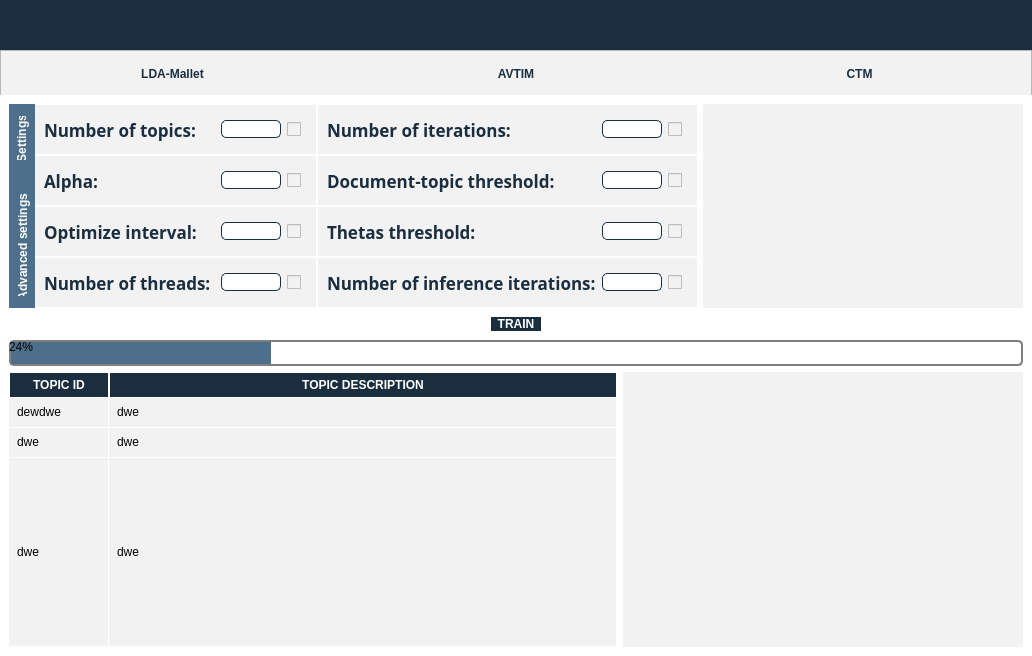
IntelCompH2020/topicmodeler, file src/gui/uis/train_window.ui: the form before one commit.
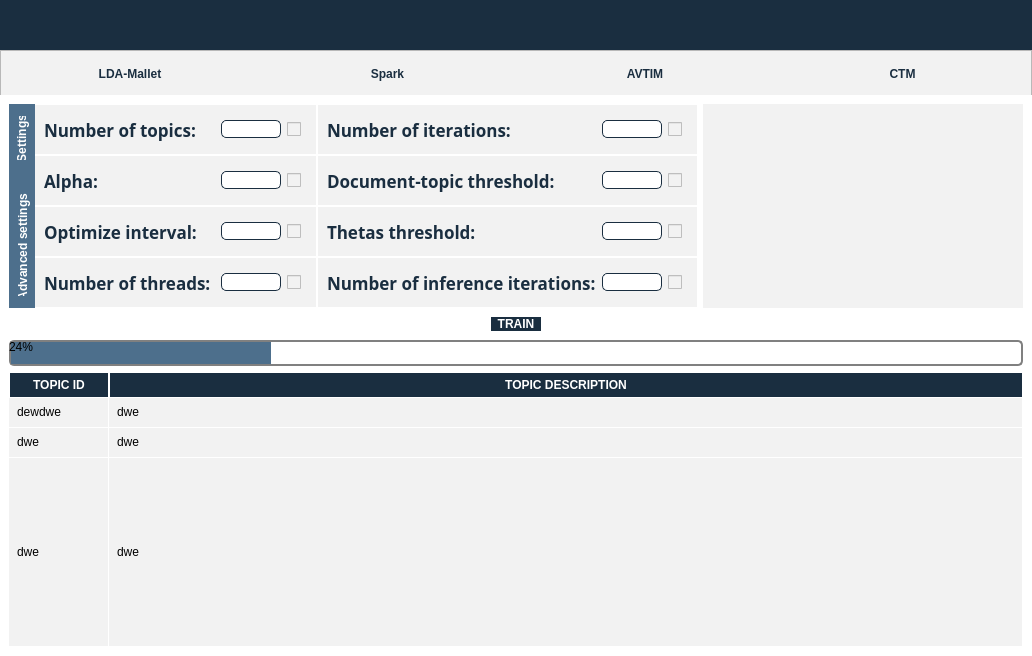
The form after the commit.

Commit message: Fix problems deleting trset and updated training ui.

What changed in the file:
```diff
--- a/src/gui/uis/train_window.ui
+++ b/src/gui/uis/train_window.ui
@@ -441,6 +441,55 @@
               </property>
              </widget>
             </item>
+            <item>
+             <widget class="QPushButton" name="train_button_4">
+              <property name="minimumSize">
+               <size>
+                <width>0</width>
+                <height>45</height>
+               </size>
+              </property>
+              <property name="maximumSize">
+               <size>
+                <width>16777215</width>
+                <height>45</height>
+               </size>
+              </property>
+              <property name="styleSheet">
+               <string notr="true">QPushButton {	
+	background-image: ICON_REPLACE;
+	background-position: left center;
+     background-repeat: no-repeat;
+	border: none;
+	background-color: #F2F2F2;
+	text-align: center;
+	padding-left: 0px;
+	font: 87 13pt &quot;Avenir&quot;;
+	font-weight: bold;
+	color: #1A2E40;
+}
+
+QPushButton[Active=true] {
+	background-image: ICON_REPLACE;
+	background-position: left center;
+	background-repeat: no-repeat;
+	border-bottom: 4px solid #4D6F8C;
+     background-color: #F2F2F2;
+	text-align: center;
+	padding-left: 0px;
+}
+
+QPushButton:pressed {
+	border-bottom: 4px solid #4D6F8C;
+     background-color: #F2F2F2;
+}
+</string>
+              </property>
+              <property name="text">
+               <string>Spark</string>
+              </property>
+             </widget>
+            </item>
             <item>
              <widget class="QPushButton" name="train_button_2">
               <property name="minimumSize">
@@ -1876,52 +1925,6 @@
                         </item>
                        </widget>
                       </item>
-                      <item>
-                       <widget class="QWidget" name="plot_pylavisLDA" native="true">
-                        <property name="sizePolicy">
-                         <sizepolicy hsizetype="Preferred" vsizetype="Preferred">
-                          <horstretch>0</horstretch>
-                          <verstretch>0</verstretch>
-                         </sizepolicy>
-                        </property>
-                        <property name="minimumSize">
-                         <size>
-                          <width>400</width>
-                          <height>0</height>
-                         </size>
-                        </property>
-                        <property name="styleSheet">
-                         <string notr="true">QWidget {
-	background-color: #F2F2F2;
- 
-}</string>
-                        </property>
-                        <layout class="QVBoxLayout" name="verticalLayout_59">
-                         <property name="spacing">
-                          <number>0</number>
-                         </property>
-                         <property name="leftMargin">
-                          <number>0</number>
-                         </property>
-                         <property name="topMargin">
-                          <number>0</number>
-                         </property>
-                         <property name="rightMargin">
-                          <number>0</number>
-                         </property>
-                         <property name="bottomMargin">
-                          <number>0</number>
-                         </property>
-                         <item>
-                          <layout class="QVBoxLayout" name="layout_plot_pyldavisLDA">
-                           <property name="spacing">
-                            <number>0</number>
-                           </property>
-                          </layout>
-                         </item>
-                        </layout>
-                       </widget>
-                      </item>
                      </layout>
                     </widget>
                    </item>
```
The commit also changes 1 other file.
